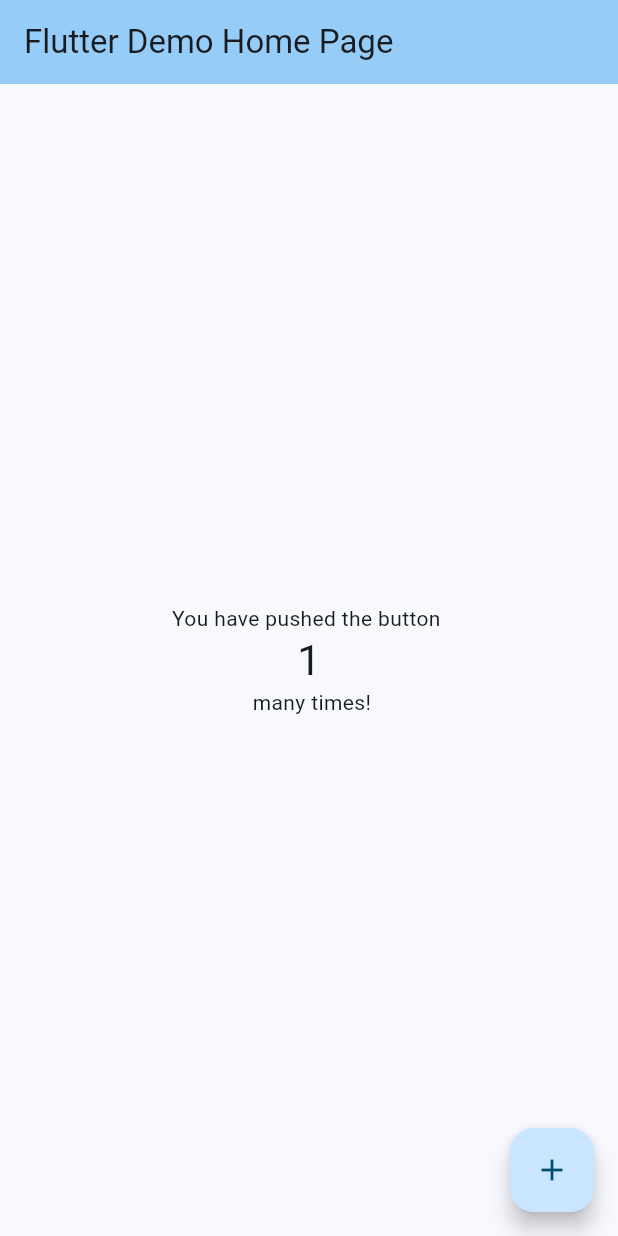
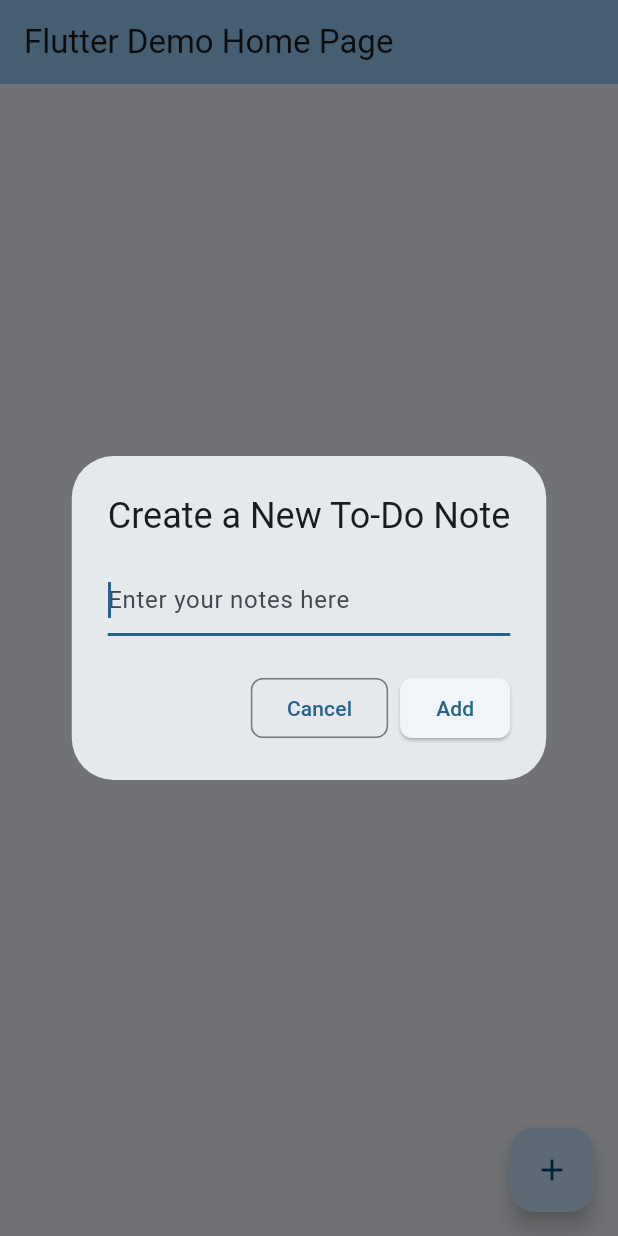
Before and after one commit to codemeliorateacademy/basic-mobile-dev-course, a Flutter app: the screen it shows after launch, after a tap on the "add" icon, on a phone screen of 412 x 824 dp. Run offline on Flutter 3.47's test engine with Material 3 defaults, Android fonts, the phone set to English and light mode, and no system bars.

```diff
--- a/lib/main.dart
+++ b/lib/main.dart
@@ -1,4 +1,5 @@
 import 'package:flutter/material.dart';
+import 'package:test_flutter/model/todo.dart';
 
 void main() {
   runApp(const ToDoApp());
@@ -31,12 +32,55 @@ class ToDoList extends StatefulWidget {
 }
 
 class _ToDoListState extends State<ToDoList> {
-  int _counter = 0;
+  final List<ToDo> _listOfToDoNotes = <ToDo>[];
+  final TextEditingController _textEditingController = TextEditingController();
 
-  void _incrementCounter() {
+  void _addNewToDoItem(String noteContent) {
     setState(() {
-      _counter++;
+      _listOfToDoNotes.add(ToDo(content: noteContent, isCompleted: false));
+      _textEditingController.clear();
     });
+  }
+
+  Future<void> _showAddItemPopup() async {
+    return showDialog(
+        context: context,
+        builder: (BuildContext context) {
+          return AlertDialog(
+            title: const Text("Create a New To-Do Note"),
+            content: TextField(
+              controller: _textEditingController,
+              decoration: const InputDecoration(hintText: "Enter your notes here"),
+              autofocus: true,
+            ),
+            actions: <Widget>[
+              OutlinedButton(
+                style: OutlinedButton.styleFrom(
+                  shape: RoundedRectangleBorder(
+                    borderRadius: BorderRadius.circular(8),
+                  ),
+                ),
+                onPressed: () {
+                  Navigator.of(context).pop();
+                },
+                child: const Text('Cancel'),
+              ),
+              ElevatedButton(
+                style: ElevatedButton.styleFrom(
+                  shape: RoundedRectangleBorder(
+                    borderRadius: BorderRadius.circular(8),
+                  ),
+                ),
+                onPressed: () {
+                  Navigator.of(context).pop();
+                  _addNewToDoItem(_textEditingController.text);
+                },
+                child: const Text('Add'),
+              ),
+            ],
+          );
+        }
+    );
   }
 
   @override
@@ -50,22 +94,13 @@ class _ToDoListState extends State<ToDoList> {
         child: Column(
           mainAxisAlignment: MainAxisAlignment.center,
           children: <Widget>[
-            const Text(
-              'You have pushed the button ',
-            ),
-            Text(
-              '$_counter',
-              style: Theme.of(context).textTheme.headlineMedium,
-            ),
-            const Text(
-              ' many times!',
-            ),
+
           ],
         ),
       ),
       floatingActionButton: FloatingActionButton(
-        onPressed: _incrementCounter,
-        tooltip: 'Increment',
+        onPressed: () => _showAddItemPopup(),
+        tooltip: 'Add New To-Do',
         child: const Icon(Icons.add),
       ),
     );
--- /dev/null
+++ b/lib/model/todo.dart
@@ -0,0 +1,5 @@
+class ToDo {
+  ToDo({required this.content, required this.isCompleted});
+  String content;
+  bool isCompleted;
+}
```
